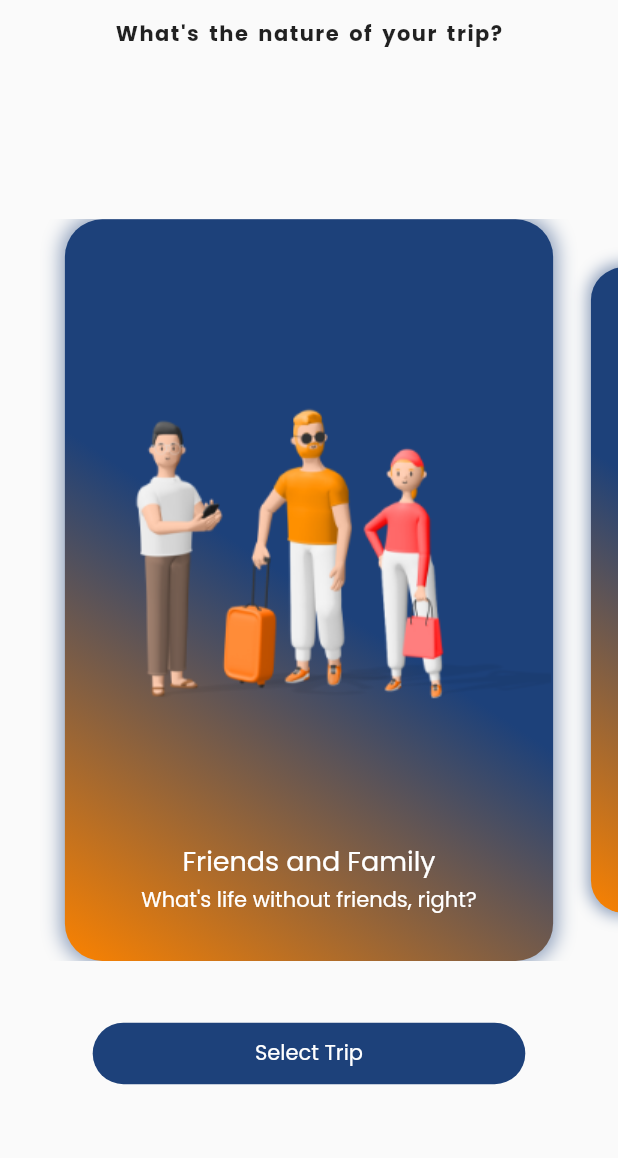
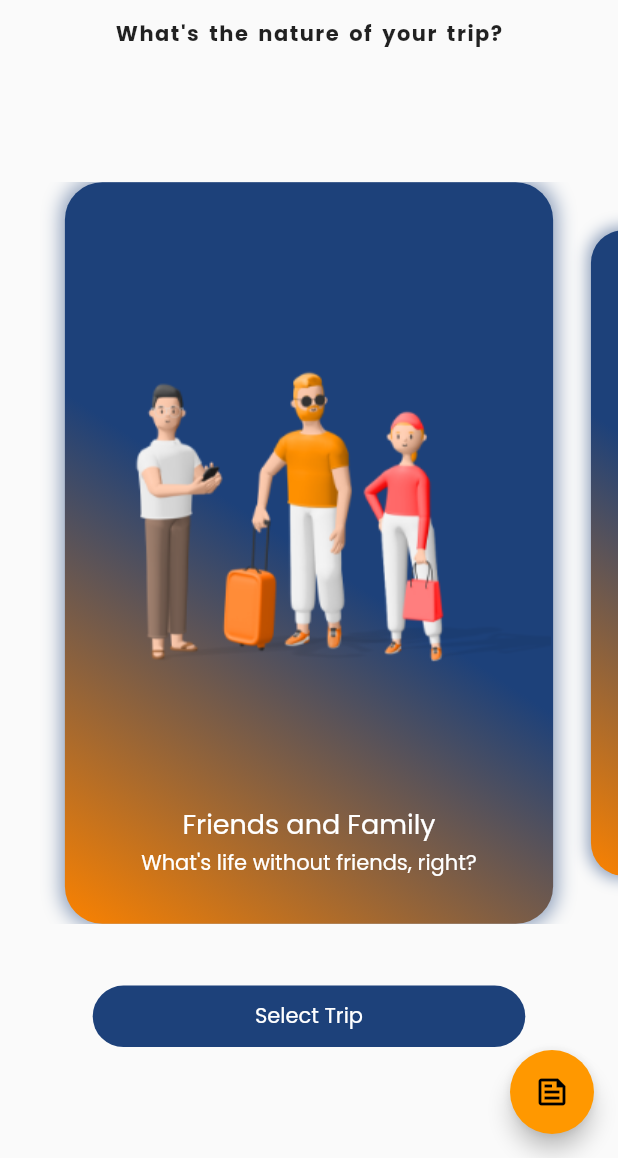
Before and after one commit to askabdulhaseeb/travel-tour-sharing, a Flutter app: the HomeScreen screen opened by its route, on a phone screen of 412 x 824 dp, the part 78-1236 px from its top. Run offline on Flutter 3.47's test engine with Material 2 defaults, Android fonts, the phone set to English and light mode, and no system bars; drawn by our look-alikes of carousel_slider; our stand-ins replace cloud_firestore, dio, firebase_auth, firebase_core, firebase_storage, fluttertoast and 5 more; missing offline and left inert: drag_select_grid_view, flutter_polyline_points; accounts and stored records are empty.

Commit message:
add feed button on home page

```diff
--- a/lib/screens/homeScreen/homeScreen.dart
+++ b/lib/screens/homeScreen/homeScreen.dart
@@ -1,3 +1,4 @@
+import 'package:dummy_project/screens/planFeedScreen/plans_feed_screen.dart';
 import 'package:flutter/material.dart';
 import 'slider/tripSlider.dart';
 import '../widgets/drawer/homeDrawer.dart';
@@ -32,6 +33,16 @@ class HomeScreen extends StatelessWidget {
           ],
         ),
       ),
+      floatingActionButton: FloatingActionButton(
+        tooltip: 'Plans Feed',
+        onPressed: () {
+          Navigator.of(context).pushNamedAndRemoveUntil(
+              PlansFeedScreen.routeName, (route) => false);
+        },
+        child: Icon(
+          Icons.feed_outlined,
+        ),
+      ),
     );
   }
 }
--- a/lib/screens/homeScreen/slider/tripSlider.dart
+++ b/lib/screens/homeScreen/slider/tripSlider.dart
@@ -43,7 +43,7 @@ class _TripSliderState extends State<TripSlider> {
           SelectTripButton(
             currentPage: _current,
           ),
-          SizedBox(height: size.height * 0.05),
+          SizedBox(height: size.height * 0.08),
         ],
       ),
     );
```
